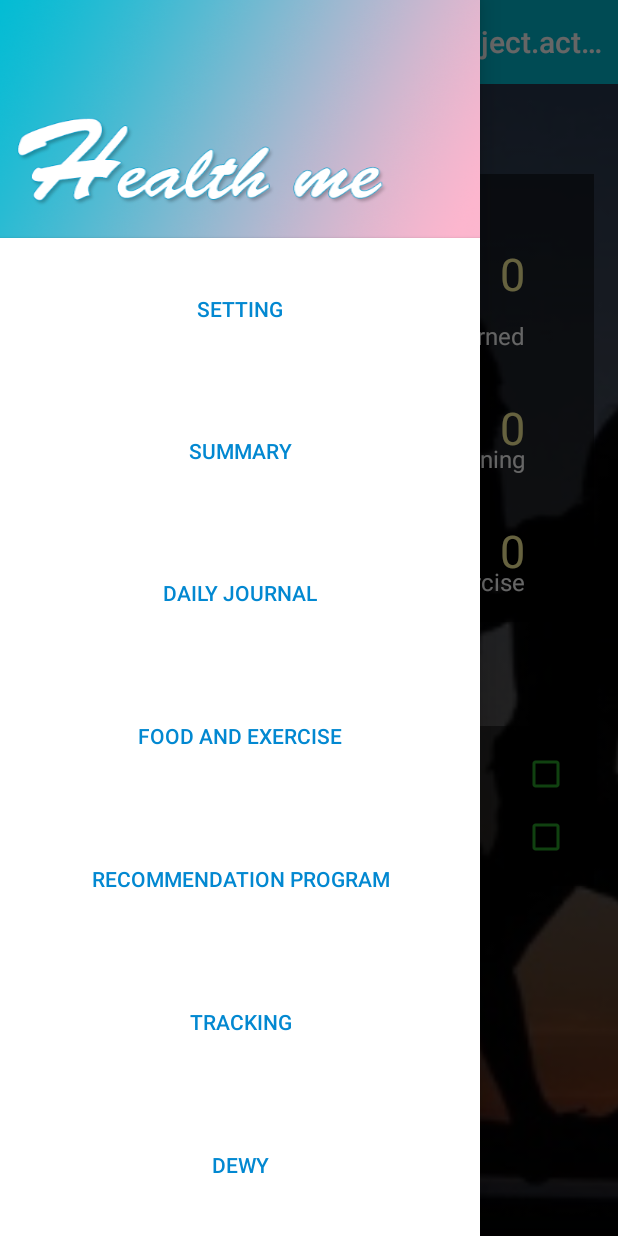
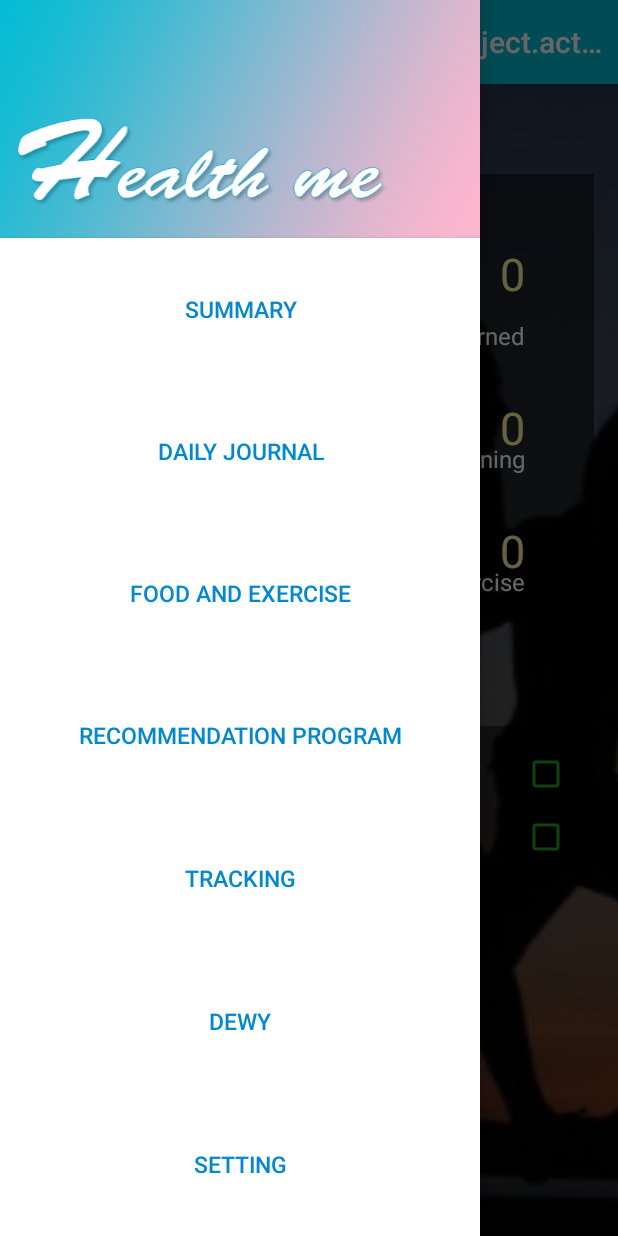
Before and after one commit to l3alanz/Final-project, an Android app: the screen it shows after launch (MainActivity), with the side drawer open, on a phone screen of 412 x 824 dp. Run offline under Robolectric (Android 15) with nearby library versions, the phone set to English and light mode, and no system bars; libraries missing offline, so code that uses them is left out: com.inthecheesefactory.thecheeselibrary; 1 statement that could not run was skipped.

Commit message:
Add activity main,activity_setting

```diff
--- a/app/src/main/java/com/example/nicha/finalproject/DailyJournalActivity.java
+++ b/app/src/main/java/com/example/nicha/finalproject/DailyJournalActivity.java
@@ -22,7 +22,7 @@ public class DailyJournalActivity extends AppCompatActivity {
         ImageButton btnAddLunch;
         ImageButton btnAddDinner;
         ImageButton btnAddExercise;
-/*
+
         btnAddBreakfast = (ImageButton) findViewById(R.id.btnAddBreakfast);
         btnAddLunch = (ImageButton) findViewById(R.id.btnAddLunch);
         btnAddDinner = (ImageButton) findViewById(R.id.btnAddDinner);
@@ -71,6 +71,6 @@ public class DailyJournalActivity extends AppCompatActivity {
 
             }
         });
-*/
+
     }
 }
--- a/app/src/main/res/layout/activity_main.xml
+++ b/app/src/main/res/layout/activity_main.xml
@@ -295,20 +295,12 @@
             android:background="@drawable/hd_drawermenu"/>
 
         <Button
-            android:id="@+id/btnGoSetting"
-            android:layout_width="match_parent"
-            android:layout_height="wrap_content"
-            android:layout_weight="1"
-            android:text="Setting"
-            android:background="#ffffff"
-            android:textColor="#0288D1"/>
-
-        <Button
             android:id="@+id/btnGoSummary"
             android:layout_width="match_parent"
             android:layout_height="wrap_content"
             android:layout_weight="1"
             android:text="Summary"
+            android:textSize="15dp"
             android:background="#ffffff"
             android:textColor="#0288D1"/>
 
@@ -317,6 +309,7 @@
             android:layout_width="match_parent"
             android:layout_height="wrap_content"
             android:layout_weight="1"
+            android:textSize="15dp"
             android:text="Daily Journal"
             android:background="#ffffff"
             android:textColor="#0288D1"/>
@@ -326,6 +319,7 @@
             android:layout_width="match_parent"
             android:layout_height="wrap_content"
             android:layout_weight="1"
+            android:textSize="15dp"
             android:text="Food and Exercise"
             android:background="#ffffff"
             android:textColor="#0288D1"/>
@@ -336,6 +330,7 @@
             android:layout_width="match_parent"
             android:layout_height="wrap_content"
             android:layout_weight="1"
+            android:textSize="15dp"
             android:text="Recommendation program"
             android:background="#ffffff"
             android:textColor="#0288D1"/>
@@ -346,6 +341,7 @@
             android:layout_height="wrap_content"
             android:layout_weight="1"
             android:text="Tracking"
+            android:textSize="15dp"
             android:background="#ffffff"
             android:textColor="#0288D1"/>
 
@@ -355,6 +351,17 @@
             android:layout_height="wrap_content"
             android:layout_weight="1"
             android:text="Dewy"
+            android:textSize="15dp"
+            android:background="#ffffff"
+            android:textColor="#0288D1"/>
+
+        <Button
+            android:id="@+id/btnGoSetting"
+            android:layout_width="match_parent"
+            android:layout_height="wrap_content"
+            android:layout_weight="1"
+            android:text="Setting"
+            android:textSize="15dp"
             android:background="#ffffff"
             android:textColor="#0288D1"/>
 
--- a/app/src/main/res/layout/activity_setting.xml
+++ b/app/src/main/res/layout/activity_setting.xml
@@ -203,7 +203,7 @@
             android:layout_marginLeft="15dp"
             android:layout_marginRight="15dp"
             android:textColor="@color/colorAccent"
-            android:text="NEXT"
+            android:text="UPDATE"
             />
 
     </RelativeLayout>
```
